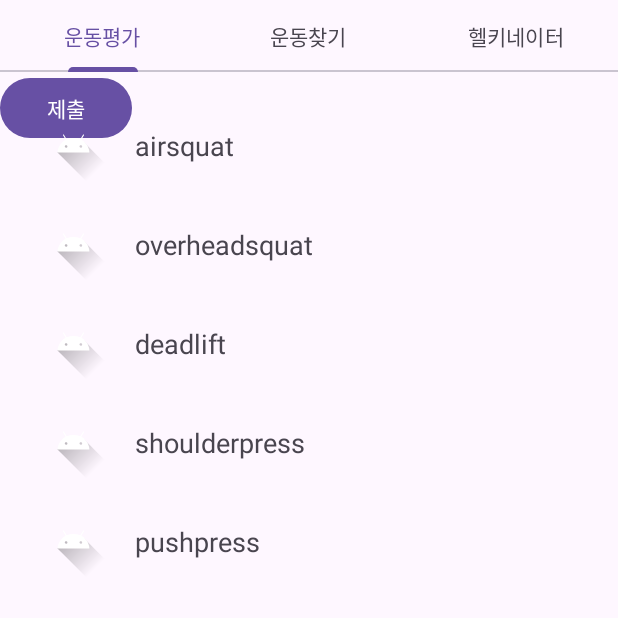
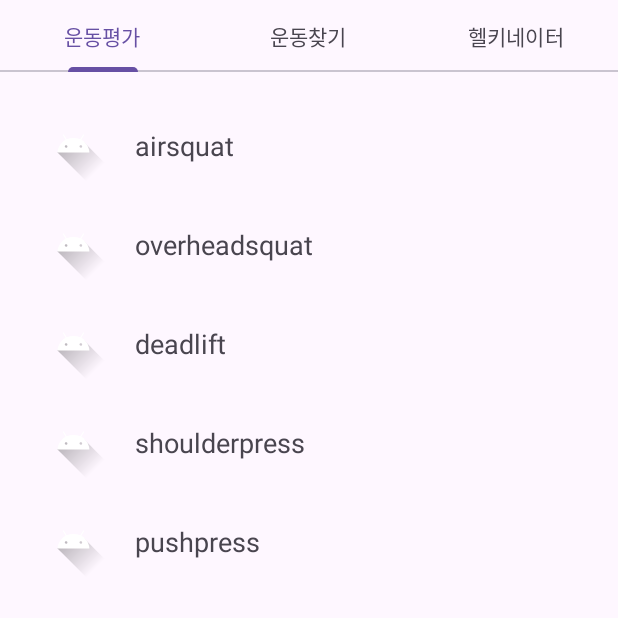
Before and after one commit to joseph1723/Madcamp4, an Android app: the screen it shows after launch (MainActivity), on a phone screen of 412 x 824 dp, the top half of it. Run offline under Robolectric (Android 15) with nearby library versions, the light colour scheme and no system bars.

Commit message:
modify tab1 in the communication part

```diff
--- a/app/src/main/java/com/example/healthapp/activity/Fragment1.kt
+++ b/app/src/main/java/com/example/healthapp/activity/Fragment1.kt
@@ -13,11 +13,15 @@ import com.example.healthapp.R
 
 class Fragment1 : Fragment(), OnItemClickListener {
 
+    private lateinit var tab1ItemList: List<Tab1Item>
+
     override fun onCreateView(
         inflater: LayoutInflater, container: ViewGroup?,
         savedInstanceState: Bundle?
     ): View? {
         val view = inflater.inflate(R.layout.fragment_1, container, false)
+
+        tab1ItemList = getItemList()
         val recyclerView: RecyclerView = view.findViewById(R.id.recyclerViewList)
         recyclerView.layoutManager = LinearLayoutManager(context)
         recyclerView.adapter = Tab1ItemAdapter(getItemList(), this)
@@ -32,14 +36,13 @@ class Fragment1 : Fragment(), OnItemClickListener {
             Tab1Item(R.drawable.ic_launcher_foreground, "shoulderpress"),
             Tab1Item(R.drawable.ic_launcher_foreground, "pushpress"),
 
-
-
             )
     }
 
     override fun onItemClick(position: Int) {
+        val clickedItemText = tab1ItemList[position].text
         val intent = Intent(activity, SubmitActivity::class.java)
-        intent.putExtra("ITEM_POSITION", position)
+        intent.putExtra("ITEM_TEXT", clickedItemText)
         startActivity((intent))
     }
 }
--- a/app/src/main/res/layout/fragment_1.xml
+++ b/app/src/main/res/layout/fragment_1.xml
@@ -4,12 +4,6 @@
     android:layout_width="match_parent"
     android:layout_height="match_parent"
     tools:context=".activity.Fragment1">
-    <Button
-        android:id="@+id/submitButton"
-        android:layout_width="wrap_content"
-        android:layout_height="wrap_content"
-        android:text="제출"
-        android:layout_centerInParent="true"/>
 
     <androidx.recyclerview.widget.RecyclerView
         android:id="@+id/recyclerViewList"
```
Also changed, not shown: app/src/main/java/com/example/healthapp/activity/SubmitActivity.kt (+2 -10 lines), app/src/main/res/layout/activity_submit.xml (+7 -9 lines).
